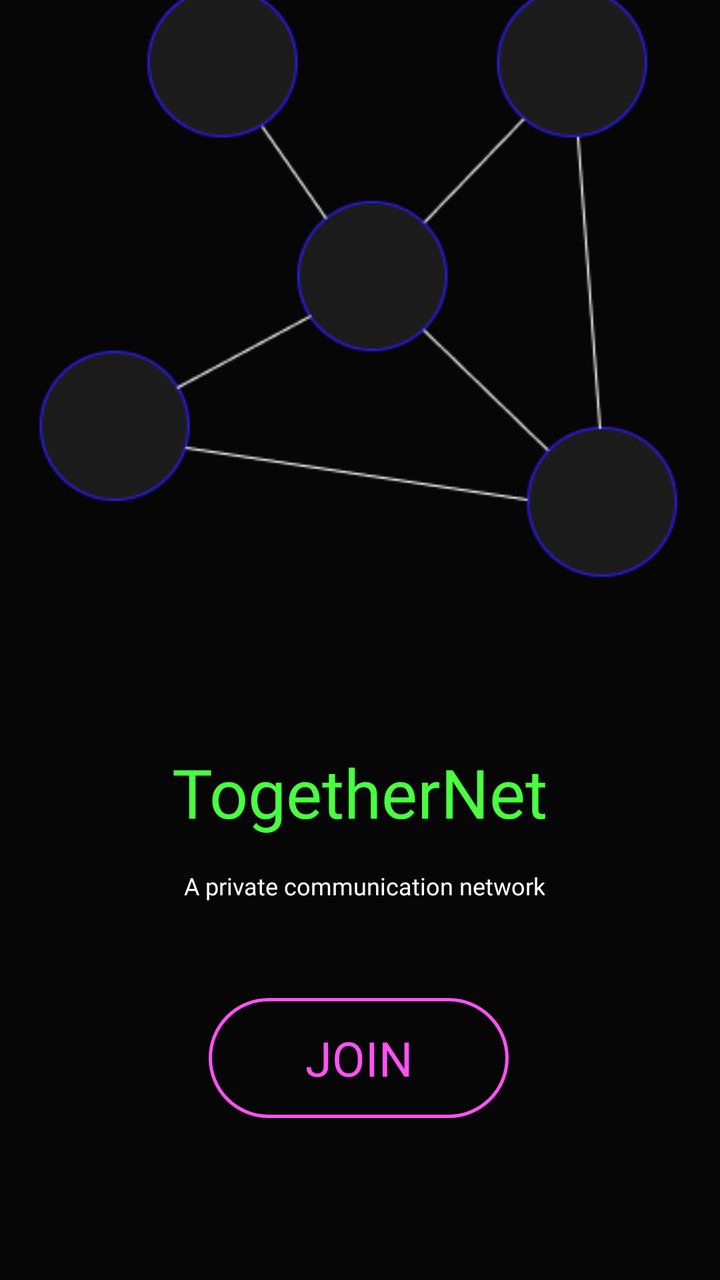
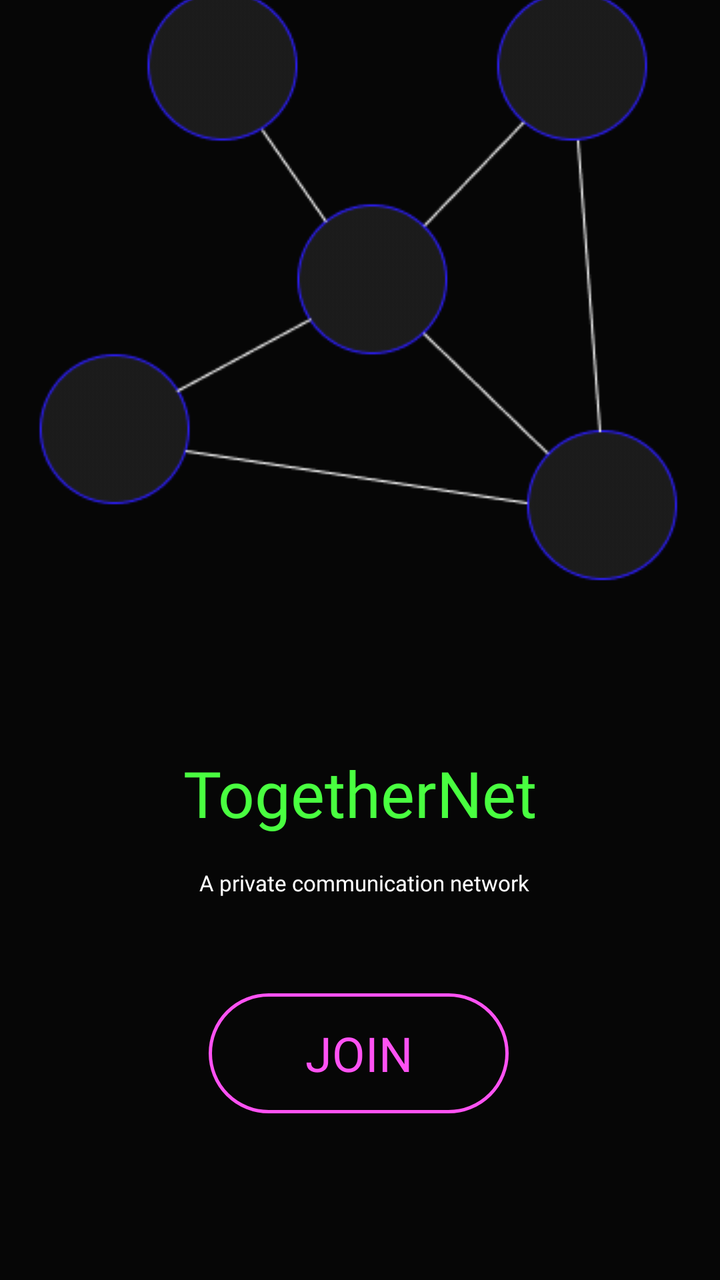

Before-and-after screenshots of an Android layout around one commit, followed by the original layout XML and the change that was made.
<!-- AndroidManifest.xml: application theme Theme.TogetherNet -->
<!-- res/layout/activity_main.xml -->
<?xml version="1.0" encoding="utf-8"?>
<androidx.constraintlayout.widget.ConstraintLayout xmlns:android="http://schemas.android.com/apk/res/android"
    xmlns:app="http://schemas.android.com/apk/res-auto"
    xmlns:tools="http://schemas.android.com/tools"
    android:id="@+id/main"
    android:layout_width="match_parent"
    android:layout_height="match_parent"
    android:background="#060606"
    tools:context=".MainActivity">

    <TextView
        android:id="@+id/textView2"
        android:layout_width="wrap_content"
        android:layout_height="wrap_content"
        android:fontFamily="@font/pet"
        android:text="TogetherNet"
        android:textColor="#49FF40"
        android:textSize="34sp"
        app:layout_constraintBottom_toBottomOf="parent"
        app:layout_constraintEnd_toEndOf="parent"
        app:layout_constraintStart_toStartOf="parent"
        app:layout_constraintTop_toTopOf="parent"
        app:layout_constraintVertical_bias="0.628" />

    <TextView
        android:id="@+id/textView"
        android:layout_width="wrap_content"
        android:layout_height="wrap_content"
        android:layout_marginStart="4dp"
        android:layout_marginTop="16dp"
        android:fontFamily="@font/pet"
        android:gravity="center"
        android:text="A private communication network"
        android:textAlignment="center"
        android:textColor="#FFFFFF"
        android:textSize="12sp"
        app:layout_constraintEnd_toEndOf="parent"
        app:layout_constraintStart_toStartOf="parent"
        app:layout_constraintTop_toBottomOf="@+id/textView2" />

    <Button
        android:id="@+id/onboardingButton"
        android:layout_width="150dp"
        android:layout_height="60dp"
        android:layout_marginTop="48dp"
        android:background="@drawable/button_background"
        android:backgroundTint="@null"
        android:fontFamily="@font/msxscreen01"
        android:gravity="center"
        android:stateListAnimator="@null"
        android:text="Join"
        android:textAlignment="center"
        android:textColor="#FF52F3"
        android:textColorHighlight="#FF52F3"
        android:textColorHint="#FF52F3"
        android:textColorLink="#FF52F3"
        android:textSize="24sp"
        app:iconTint="@color/design_default_color_primary"
        app:layout_constraintEnd_toEndOf="parent"
        app:layout_constraintHorizontal_bias="0.497"
        app:layout_constraintStart_toStartOf="parent"
        app:layout_constraintTop_toBottomOf="@+id/textView" />

    <ImageView
        android:id="@+id/imageView"
        android:layout_width="wrap_content"
        android:layout_height="wrap_content"
        android:layout_marginBottom="76dp"
        app:layout_constraintBottom_toTopOf="@+id/textView2"
        app:layout_constraintEnd_toEndOf="parent"
        app:layout_constraintStart_toStartOf="parent"
        app:srcCompat="@drawable/splash_image" />

</androidx.constraintlayout.widget.ConstraintLayout>
<!-- resources referenced by this layout -->
<resources>
  <!-- drawable button_background (drawable) -->
  <shape xmlns:android="http://schemas.android.com/apk/res/android"
      android:shape="rectangle">
      <solid android:color="@android:color/transparent"/>
      <stroke
          android:width="1.5dp"
          android:color="#FF52F3" />
      <corners android:radius="400dp"/>
  </shape>
  <!-- drawable splash_image: jpg bitmap (drawable, 12352 bytes) -->
  <style name="Theme.TogetherNet" parent="Theme.AppCompat.Light.NoActionBar" />
</resources>

<!-- the commit's change to res/layout/activity_main.xml (unified diff, before → after) -->
@@ -15,7 +15,7 @@
         android:fontFamily="@font/pet"
         android:text="TogetherNet"
         android:textColor="#49FF40"
-        android:textSize="34sp"
+        android:textSize="32sp"
         app:layout_constraintBottom_toBottomOf="parent"
         app:layout_constraintEnd_toEndOf="parent"
         app:layout_constraintStart_toStartOf="parent"
@@ -33,7 +33,7 @@
         android:text="A private communication network"
         android:textAlignment="center"
         android:textColor="#FFFFFF"
-        android:textSize="12sp"
+        android:textSize="11sp"
         app:layout_constraintEnd_toEndOf="parent"
         app:layout_constraintStart_toStartOf="parent"
         app:layout_constraintTop_toBottomOf="@+id/textView2" />
